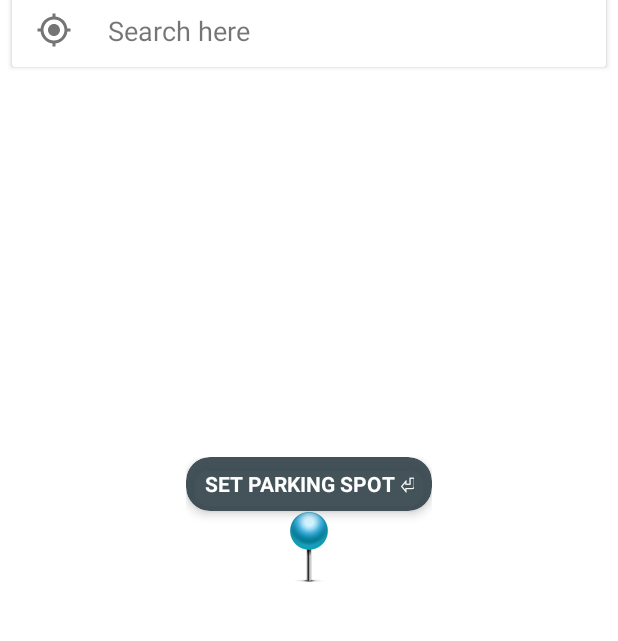
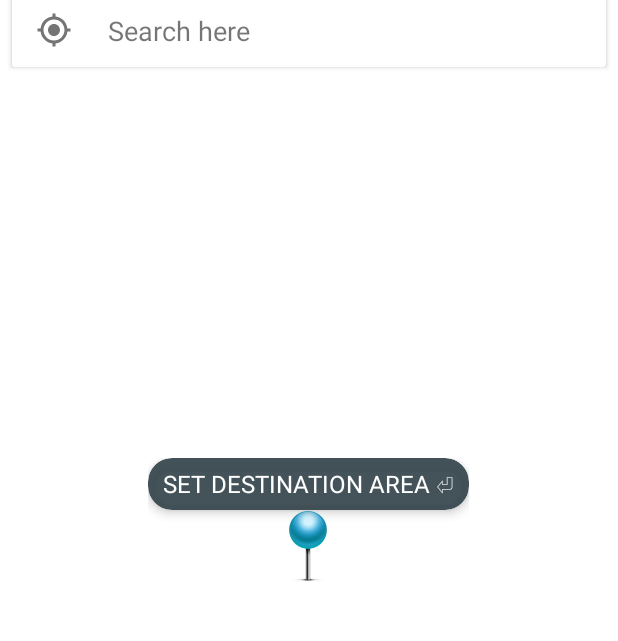
Before and after one commit to Alpha-Rome0/AirPnP, an Android app: the MapsActivity screen opened directly, with no data from a screen before it, on a phone screen of 412 x 824 dp, the part 53-694 px from its top. Run offline under Robolectric (Android 15) with nearby library versions, the phone set to English and light mode, and no system bars; libraries missing offline, so code that uses them is left out: com.google.maps.android; 2 statements that could not run were skipped.

Commit message:
set destination area

```diff
--- a/app/src/main/java/airpnp/pennapps/com/airpnp/MapsActivity.java
+++ b/app/src/main/java/airpnp/pennapps/com/airpnp/MapsActivity.java
@@ -532,7 +532,6 @@ public class MapsActivity extends AppCompatActivity implements OnMapReadyCallbac
                     new String[]{android.Manifest.permission.ACCESS_FINE_LOCATION},
                     MY_PERMISSIONS_REQUEST_ACCESS_FINE_LOCATION);
         }
-
     }
 
     @Override
--- a/app/src/main/res/layout/activity_maps.xml
+++ b/app/src/main/res/layout/activity_maps.xml
@@ -72,7 +72,7 @@
                 <LinearLayout
                     android:layout_width="wrap_content"
                     android:layout_height="wrap_content"
-                    android:padding="8dp"
+                    android:padding="6dp"
                     android:layout_marginStart="4dp"
                     android:layout_marginEnd="4dp">
 
@@ -80,9 +80,9 @@
                         android:id="@+id/locationMarkertext"
                         android:layout_width="wrap_content"
                         android:layout_height="wrap_content"
+                        android:textSize="16sp"
                         android:gravity="center"
-                        android:text="SET PARKING SPOT ⏎"
-                        android:textStyle="bold"
+                        android:text="SET DESTINATION AREA ⏎"
                         android:textColor="#fff" />
 
                 </LinearLayout>
```
